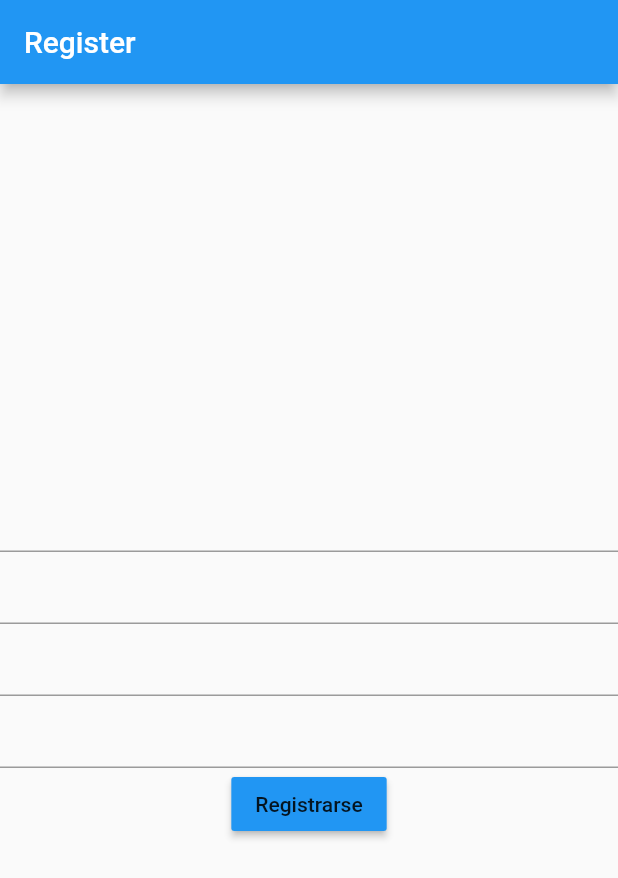
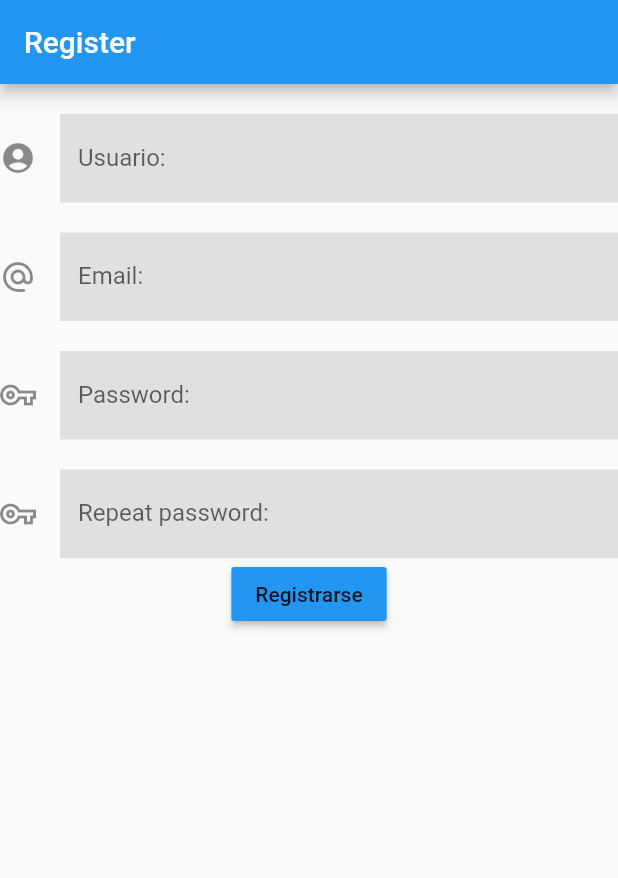
Before and after one commit to Inigoperez/Proyecto_2eval, a Flutter app: the screen it shows after launch, on a phone screen of 412 x 824 dp. Shown: the top 878 px of the screen. Run offline on Flutter 3.47's test engine with Material 2 defaults, Android fonts, the phone set to English and light mode, and no system bars.

Commit message:
echo estructura vistas y los apartados (login y registro)

```diff
--- a/proyecto_2eval/lib/views/Register_view.dart
+++ b/proyecto_2eval/lib/views/Register_view.dart
@@ -16,13 +16,10 @@ class _Register extends State<Register> {
       appBar: AppBar(
         title: Text("Register"),
       ),
-      body: Center(
-        child: Column(
-          mainAxisAlignment: MainAxisAlignment.center,
-          children: <Widget>[
-            WidgetRegister(),
-          ],
-        ),
+      body: ListView(
+        children: <Widget>[
+          WidgetRegister(),
+        ],
       ),
     );
   }
--- a/proyecto_2eval/lib/widgets/Register_widget.dart
+++ b/proyecto_2eval/lib/widgets/Register_widget.dart
@@ -9,13 +9,63 @@ class WidgetRegister extends StatefulWidget {
 class _WidgetRegister extends State<WidgetRegister> {
   @override
   Widget build(BuildContext context) {
-    return Center(
-      child: Column(
+    return Column(
       children: [
-          TextFormField(),
-          TextFormField(),
-          TextFormField(),
-          TextFormField(),
+        SizedBox(height: 20),
+        TextFormField(
+            decoration: InputDecoration(
+          labelText: "Usuario:",
+          icon: Icon(Icons.account_circle_rounded),
+          fillColor: Colors.grey[300],
+          border: InputBorder.none,
+          focusedBorder: OutlineInputBorder(
+            borderRadius: BorderRadius.all(Radius.circular(10.0)),
+            borderSide: BorderSide(color: Colors.blue),
+          ),
+          filled: true,
+        )),
+        SizedBox(height: 20),
+        TextFormField(
+            keyboardType: TextInputType.emailAddress,
+            decoration: InputDecoration(
+              labelText: "Email:",
+              icon: Icon(Icons.alternate_email_rounded),
+              fillColor: Colors.grey[300],
+              border: InputBorder.none,
+              focusedBorder: OutlineInputBorder(
+                borderRadius: BorderRadius.all(Radius.circular(5.0)),
+                borderSide: BorderSide(color: Colors.blue),
+              ),
+              filled: true,
+            )),
+        SizedBox(height: 20),
+        TextFormField(
+            obscureText: true,
+            decoration: InputDecoration(
+              labelText: "Password:",
+              icon: Icon(Icons.vpn_key_outlined),
+              fillColor: Colors.grey[300],
+              border: InputBorder.none,
+              focusedBorder: OutlineInputBorder(
+                borderRadius: BorderRadius.all(Radius.circular(5.0)),
+                borderSide: BorderSide(color: Colors.blue),
+              ),
+              filled: true,
+            )),
+        SizedBox(height: 20),
+        TextFormField(
+            obscureText: true,
+            decoration: InputDecoration(
+              labelText: "Repeat password:",
+              icon: Icon(Icons.vpn_key_outlined),
+              fillColor: Colors.grey[300],
+              border: InputBorder.none,
+              focusedBorder: OutlineInputBorder(
+                borderRadius: BorderRadius.all(Radius.circular(5.0)),
+                borderSide: BorderSide(color: Colors.blue),
+              ),
+              filled: true,
+            )),
         RaisedButton(
           color: Colors.blue,
           child: Text("Registrarse"),
@@ -24,7 +74,6 @@ class _WidgetRegister extends State<WidgetRegister> {
           },
         ),
       ],
-      ),
     );
   }
 }
```
Lines whose indentation alone changed are shown as unchanged.
